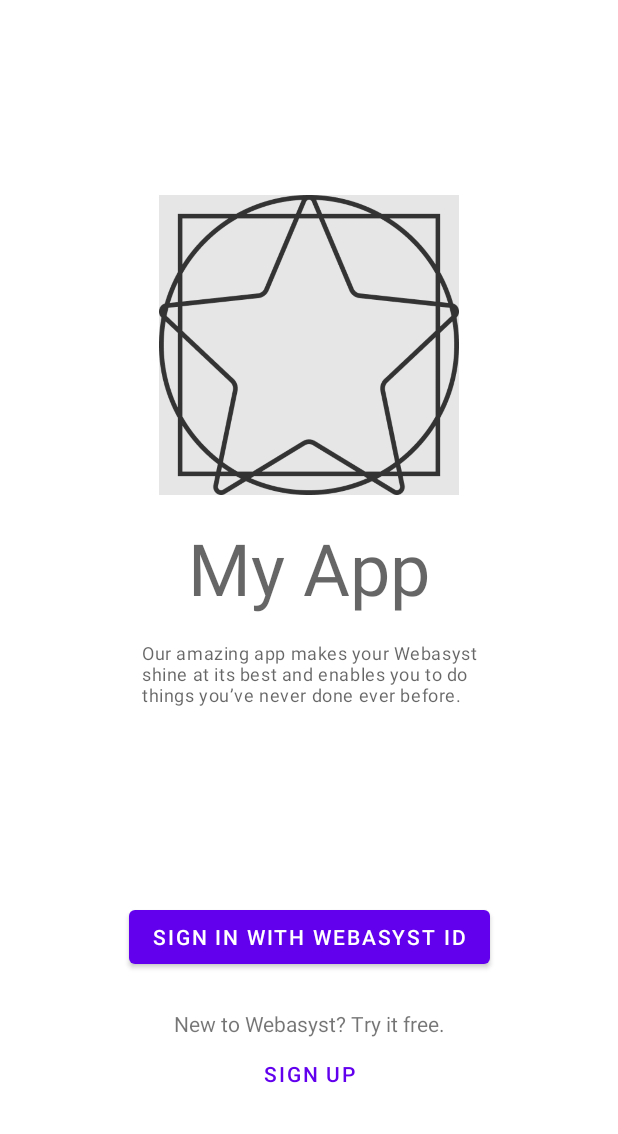
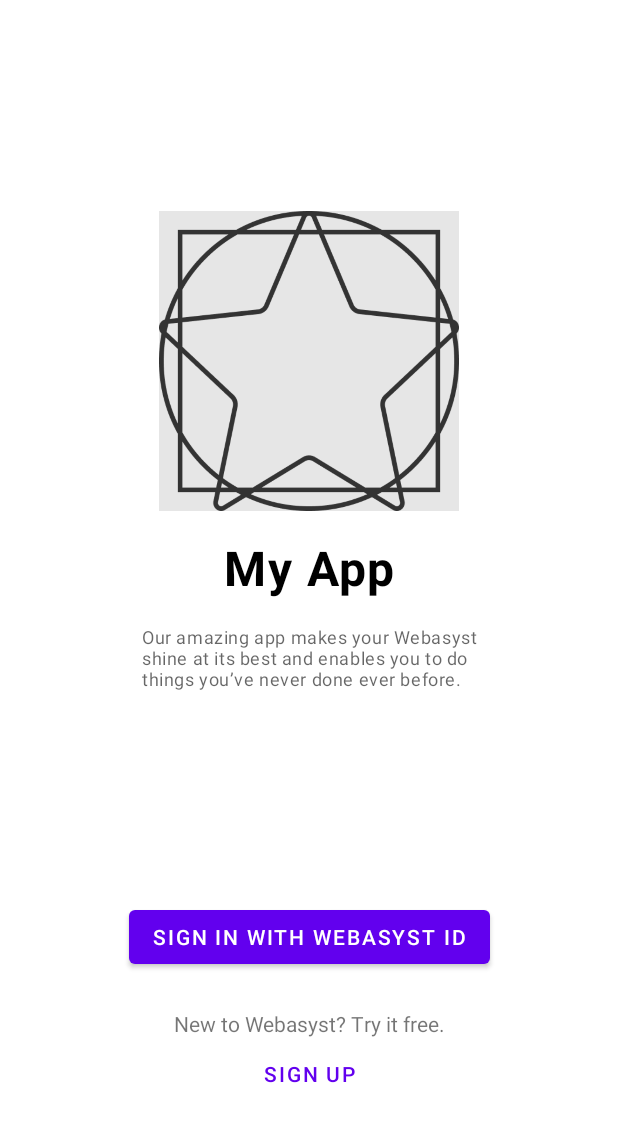
Before and after one commit to 1312inc/Webasyst-X-Android, an Android app: the layout frag_auth.xml on its own in the app's theme, with its tools: preview values and no code run, on a phone screen of 412 x 824 dp, the part 102-1236 px from its top. Run offline under Robolectric (Android 15) with nearby library versions, the phone set to English and light mode, and no system bars.

Commit message:
Auth fragment tweaks
https://1312.io/webasyst/tasks/#/task/7.391/

```diff
--- a/webasyst-x/src/main/java/MainActivity.kt
+++ b/webasyst-x/src/main/java/MainActivity.kt
@@ -2,6 +2,7 @@ package com.webasyst.x
 
 import android.content.Intent
 import android.os.Bundle
+import android.view.View
 import androidx.databinding.DataBindingUtil
 import androidx.drawerlayout.widget.DrawerLayout
 import androidx.lifecycle.ViewModelProvider
@@ -90,14 +91,17 @@ class MainActivity : WebasystAuthActivity(), WebasystAuthStateStore.Observer, In
                 runOnUiThread {
                     when (destination.id) {
                         R.id.authFragment -> {
+                            toolbar.visibility = View.GONE
                             toolbar.navigationIcon = null
                             toolbar.setTitle(R.string.app_name)
                         }
                         R.id.mainFragment -> {
+                            toolbar.visibility = View.VISIBLE
                             drawerLayout.setDrawerLockMode(DrawerLayout.LOCK_MODE_UNLOCKED)
                             toolbar.setNavigationIcon(R.drawable.ic_hamburger)
                         }
                         R.id.addWebasystFragment -> {
+                            toolbar.visibility = View.VISIBLE
                             drawerLayout.setDrawerLockMode(DrawerLayout.LOCK_MODE_LOCKED_CLOSED)
                             toolbar.setTitle(R.string.add_webasyst)
                             toolbar.setNavigationIcon(R.drawable.ic_arrow_back)
--- a/webasyst-x/src/main/res/layout/frag_auth.xml
+++ b/webasyst-x/src/main/res/layout/frag_auth.xml
@@ -51,7 +51,7 @@
                 android:layout_marginTop="16dp"
                 android:layout_marginBottom="16dp"
                 android:text="@string/app_name_placeholder"
-                android:textAppearance="@style/TextAppearance.MaterialComponents.Headline3"
+                android:textAppearance="@style/Theme.WebasystX.TextAppearance.AuthAppTitle"
                 app:layout_constraintBottom_toTopOf="@+id/textView7"
                 app:layout_constraintEnd_toEndOf="parent"
                 app:layout_constraintStart_toStartOf="parent"
--- a/webasyst-x/src/main/res/values-night/colors.xml
+++ b/webasyst-x/src/main/res/values-night/colors.xml
@@ -2,6 +2,7 @@
 <resources>
     <color name="color_on_primary_lighter">#333333</color>
     <color name="selected_list_item">#33ffffff</color>
+    <color name="highContrastOnSurface">#fff</color>
 
     <color name="webasyst_logo_web">#fff</color>
 </resources>
--- a/webasyst-x/src/main/res/values/colors.xml
+++ b/webasyst-x/src/main/res/values/colors.xml
@@ -3,6 +3,7 @@
     <color name="ic_launcher_background">#FFFFFF</color>
     <color name="color_on_primary_lighter">#CCCCCC</color>
     <color name="selected_list_item">#33000000</color>
+    <color name="highContrastOnSurface">#000</color>
 
     <color name="webasyst_logo_web">#000</color>
     <color name="webasyst_logo_a">#08e</color>
--- a/webasyst-x/src/main/res/values/styles.xml
+++ b/webasyst-x/src/main/res/values/styles.xml
@@ -7,4 +7,11 @@
 
         <item name="colorOnPrimaryLighter">@color/color_on_primary_lighter</item>
     </style>
+
+    <style name="Theme.WebasystX.TextAppearance" parent="TextAppearance.MaterialComponents.Body1" />
+    <style name="Theme.WebasystX.TextAppearance.AuthAppTitle">
+        <item name="android:textColor">@color/highContrastOnSurface</item>
+        <item name="android:textSize">32sp</item>
+        <item name="android:textStyle">bold</item>
+    </style>
 </resources>
```
